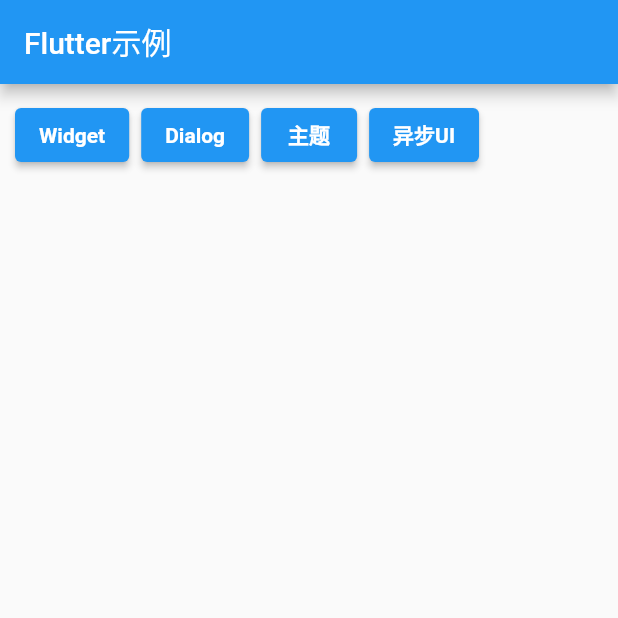
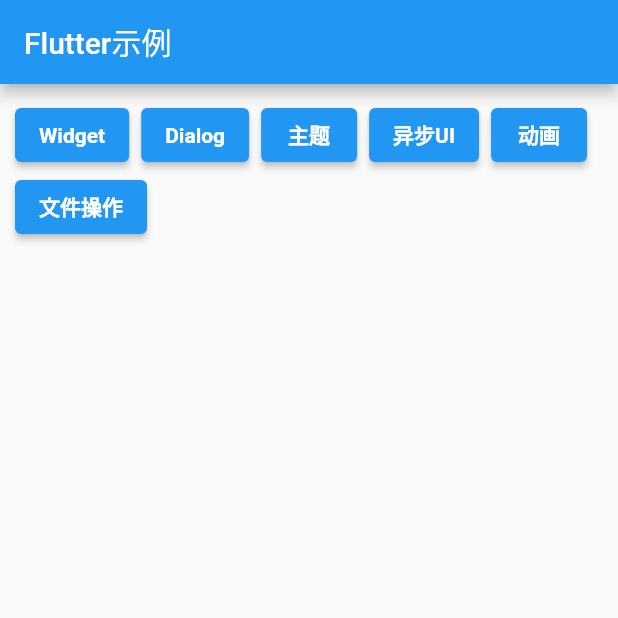
Before and after one commit to doomiracle/study_flutter, a Flutter app: the screen it shows after launch, on a phone screen of 412 x 824 dp, the top half of it. Run offline on Flutter 3.47's test engine with Material 2 defaults, Android fonts, the phone set to English and light mode, and no system bars; our stand-ins replace fluttertoast.

Commit message:
数据操作

```diff
--- /dev/null
+++ b/lib/animation/AnimationPage.dart
@@ -0,0 +1,14 @@
+import 'package:flutter/material.dart';
+
+/// 动画展示
+class AnimationPage extends StatelessWidget {
+  @override
+  Widget build(BuildContext context) {
+    return Scaffold(
+      appBar: AppBar(
+        title: Text("动画示例"),
+      ),
+      body: Text("动画展示"),
+    );
+  }
+}
--- /dev/null
+++ b/lib/common/util/FileUtil.dart
@@ -0,0 +1,6 @@
+import 'dart:io';
+
+/// 将字符串写入文件中
+void stringToFile(String string, File file) {
+
+}
--- a/lib/main.dart
+++ b/lib/main.dart
@@ -4,6 +4,8 @@
 import 'dialog/DialogPage.dart';
 import 'theme/ThemePage.dart';
 import 'future/FuturePage.dart';
+import 'animation/AnimationPage.dart';
+import 'file/FilePage.dart';
 
 void main() {
   // 入口方法
@@ -58,8 +60,8 @@
               ),
               ElevatedButton(
                 onPressed: () => _navigatorPush(context, DialogPage()),
-                child:
-                Text("Dialog", style: TextStyle(fontWeight: FontWeight.bold)),
+                child: Text("Dialog",
+                    style: TextStyle(fontWeight: FontWeight.bold)),
                 style: ButtonStyle(
                   backgroundColor: MaterialStateProperty.all(Colors.blue),
                 ),
@@ -80,6 +82,22 @@
                   backgroundColor: MaterialStateProperty.all(Colors.blue),
                 ),
               ),
+              ElevatedButton(
+                onPressed: () => _navigatorPush(context, AnimationPage()),
+                child:
+                Text("动画", style: TextStyle(fontWeight: FontWeight.bold)),
+                style: ButtonStyle(
+                  backgroundColor: MaterialStateProperty.all(Colors.blue),
+                ),
+              ),
+              ElevatedButton(
+                onPressed: () => _navigatorPush(context, FilePage()),
+                child:
+                Text("文件操作", style: TextStyle(fontWeight: FontWeight.bold)),
+                style: ButtonStyle(
+                  backgroundColor: MaterialStateProperty.all(Colors.blue),
+                ),
+              ),
             ],
           ),
         ));
--- a/pubspec.yaml
+++ b/pubspec.yaml
@@ -29,6 +29,7 @@
   # Use with the CupertinoIcons class for iOS style icons.
   cupertino_icons: ^1.0.2
   fluttertoast: ^8.0.7
+  path_provider: ^2.0.2
 
 dev_dependencies:
   flutter_test:
```
Also changed, not shown: lib/file/FilePage.dart (added, +92 -0 lines), pubspec.lock.
